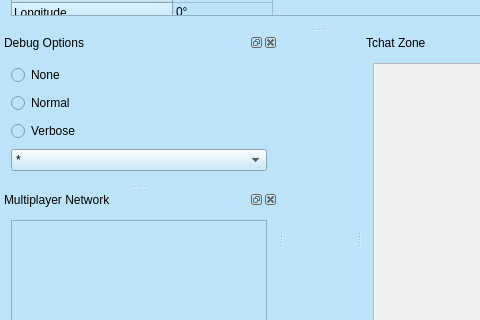
First picture: the form in gui/mainwindow.ui, repository Artemia76/ffs2play, before the edit; both pictures show x 0 to 480 and y 235 to 555 of the 640 by 892 pixel window.
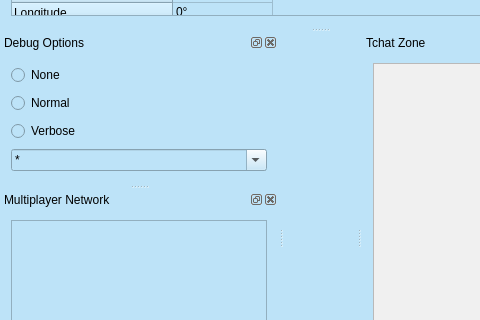
Second picture: the form after the edit. Icons and pictures are not drawn.

```diff
--- a/gui/mainwindow.ui
+++ b/gui/mainwindow.ui
@@ -622,6 +622,9 @@
      </item>
      <item>
       <widget class="QComboBox" name="cb_filter">
+       <property name="editable">
+        <bool>true</bool>
+       </property>
        <item>
         <property name="text">
          <string>*</string>
```
Left out of the diff: 40 changed lines with no effect on the pictures.
